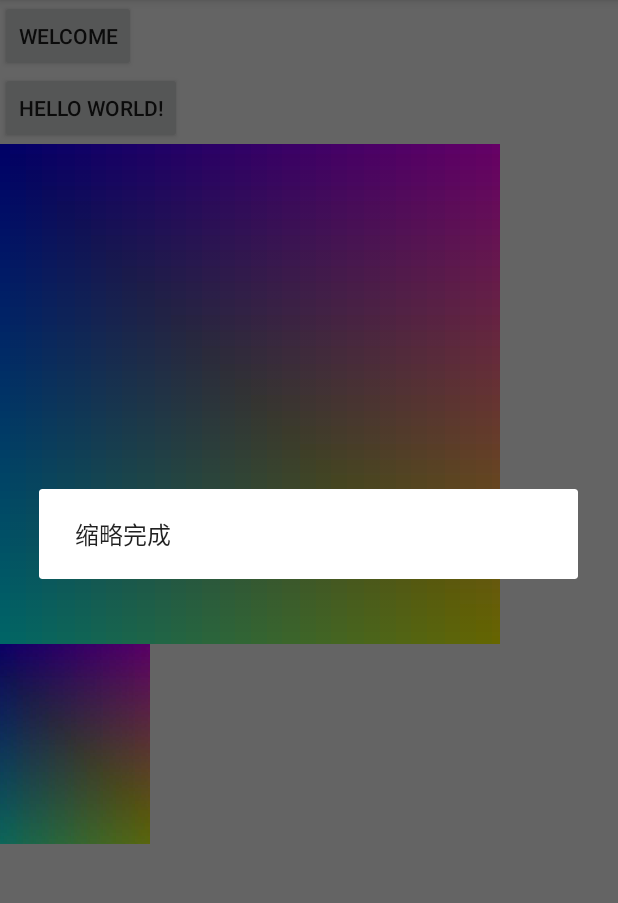
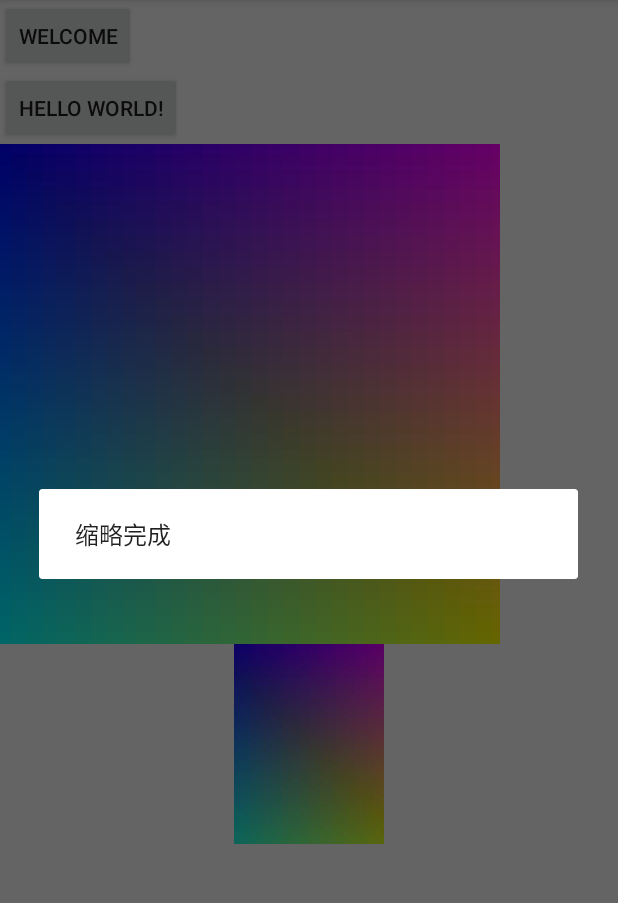
Before and after one commit to fengchaoyu1/NNTradeClient, an Android app: the screen it shows after launch (MainActivity), after a tap on "HELLO WORLD!", on a phone screen of 412 x 824 dp, the part 84-987 px from its top. Run offline under Robolectric (Android 15) with nearby library versions, the phone set to English and light mode, and no system bars.

```diff
--- a/app/src/main/AndroidManifest.xml
+++ b/app/src/main/AndroidManifest.xml
@@ -24,5 +24,6 @@
     <uses-permission android:name="android.permission.MOUNT_UNMOUNT_FILESYSTEMS"></uses-permission>
 
     <uses-permission android:name="android.permission.WRITE_EXTERNAL_STORAGE"></uses-permission>
+    <uses-permission android:name="android.permission.INTERNET" />
 
 </manifest>
--- a/app/src/main/java/com/example/dip/testapplication/MainActivity.java
+++ b/app/src/main/java/com/example/dip/testapplication/MainActivity.java
@@ -5,7 +5,9 @@ import android.graphics.Paint;
 import android.graphics.drawable.BitmapDrawable;
 import android.graphics.drawable.Drawable;
 import android.media.ThumbnailUtils;
+import android.os.AsyncTask;
 import android.os.Build;
+import android.os.StrictMode;
 import android.support.v7.app.ActionBarActivity;
 import android.os.Bundle;
 import android.view.Menu;
@@ -43,17 +45,27 @@ import android.os.Bundle;
 
 import android.util.Log;
 
-
+import org.apache.http.HttpEntity;
+import org.apache.http.HttpResponse;
+import org.apache.http.HttpStatus;
+import org.apache.http.client.ClientProtocolException;
+import org.apache.http.client.HttpClient;
+import org.apache.http.client.methods.HttpGet;
+import org.apache.http.impl.client.DefaultHttpClient;
 
 
 public class MainActivity extends ActionBarActivity {
     Button btn =null;
     ImageView myView=null;
+    ImageView myView3=null;
+
 
     @Override
     protected void onCreate(Bundle savedInstanceState) {
         super.onCreate(savedInstanceState);
         setContentView(R.layout.activity_main);
+        //StrictMode.setThreadPolicy(new StrictMode.ThreadPolicy.Builder().detectDiskReads().detectDiskWrites().detectNetwork().penaltyLog().build());
+        //StrictMode.setVmPolicy(new StrictMode.VmPolicy.Builder().detectLeakedSqlLiteObjects().detectLeakedClosableObjects().penaltyLog().penaltyDeath().build());
        /* try {
 
             saveMyBitmap("ooo");
@@ -120,9 +132,13 @@ public class MainActivity extends ActionBarActivity {
 
 
 
+
+
         /*AlertDialog.Builder build = new AlertDialog.Builder(this);
 
         build.setMessage("nihao").show();*/
+        myView3=(ImageView)findViewById(R.id.imageInternet);
+
 
         btn =(Button)findViewById(R.id.btn2);
         btn.setOnClickListener(new OnClickListener()
@@ -135,7 +151,14 @@ public class MainActivity extends ActionBarActivity {
                 /*Intent intent = new Intent();
                 intent.setClass(MainActivity.this,RegisterActivity.class);
                 startActivity(intent);*/
+                String imagePath="http://ts2.mm.bing.net/th?id=HN.608007102913186522&pid=1.7";
                 testThumbnails();
+                RequestTask requestTask=new RequestTask();
+                requestTask.execute(imagePath);
+                /*
+                ImageView myImage3=null;
+                myImage3=(ImageView)findViewById(R.id.imageInternet);
+                myImage3.setImageBitmap(bitmap);*/
 
 
 
@@ -148,6 +171,8 @@ public class MainActivity extends ActionBarActivity {
 
 
     }
+
+
     public   Bitmap codec(Bitmap bitmap, Bitmap.CompressFormat format, int quality) {
              ByteArrayOutputStream baos=new ByteArrayOutputStream();
              bitmap.compress(format, quality, baos);
@@ -258,6 +283,42 @@ public class MainActivity extends ActionBarActivity {
         return bmap;
 
     }
+    private class RequestTask extends AsyncTask<String, Integer, Bitmap> {
+
+
+        protected Bitmap doInBackground(String ...imagePath) {
+
+            HttpGet httpRequest =new HttpGet(imagePath[0]);
+            HttpClient httpClient=new DefaultHttpClient();
+            Bitmap bitmap=null;
+            try{
+                HttpResponse httpResponse=httpClient.execute(httpRequest);
+                if(httpResponse.getStatusLine().getStatusCode()== HttpStatus.SC_OK){
+                    HttpEntity httpEntity=httpResponse.getEntity();
+                    InputStream is = httpEntity.getContent();
+                    bitmap = BitmapFactory.decodeStream(is);
+                    is.close();
+
+
+
+                }
+
+            }
+            catch (ClientProtocolException e) {
+                e.printStackTrace();
+            } catch (IOException e) {
+
+                e.printStackTrace();
+            }
+            return bitmap;
+
+        }
+        protected void onPostExecute(Bitmap bitmap) {
+
+            myView3.setImageBitmap(bitmap);
+        }
+
+    }
 
 
 
--- a/app/src/main/res/layout/activity_main.xml
+++ b/app/src/main/res/layout/activity_main.xml
@@ -28,6 +28,12 @@
         android:id="@+id/image"
         android:layout_width="wrap_content"
         android:layout_height="wrap_content"
+        android:layout_gravity="center"
+        />
+    <ImageView
+        android:id="@+id/imageInternet"
+        android:layout_width="wrap_content"
+        android:layout_height="wrap_content"
         android:layout_gravity="bottom"
         />
 
```
